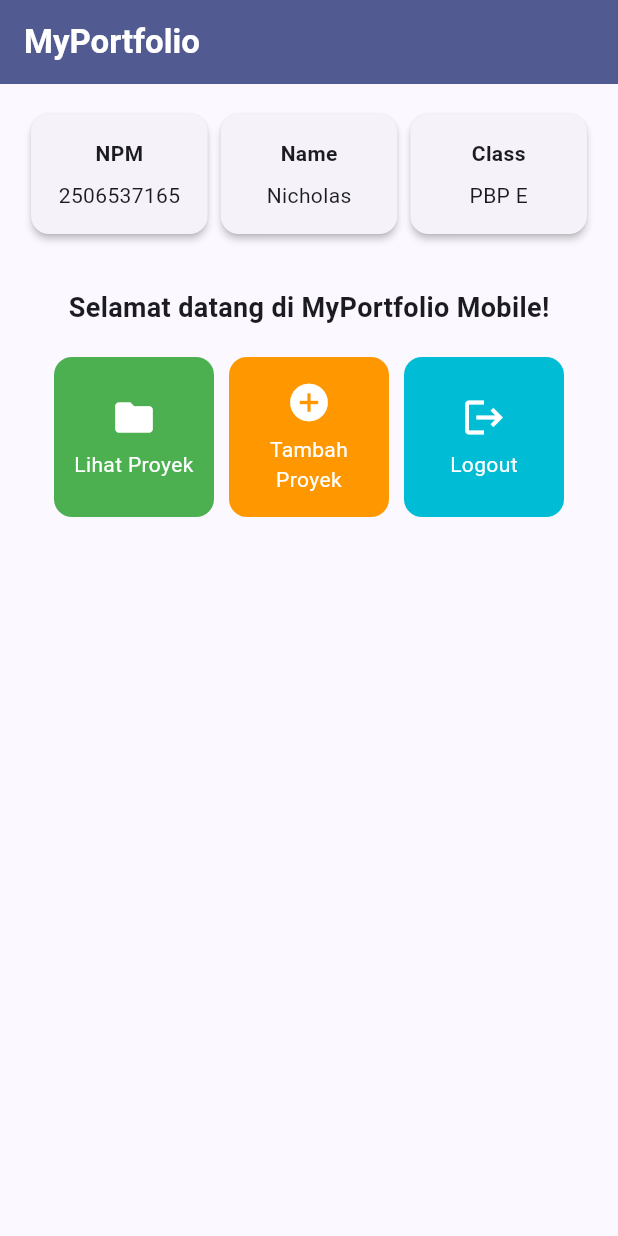
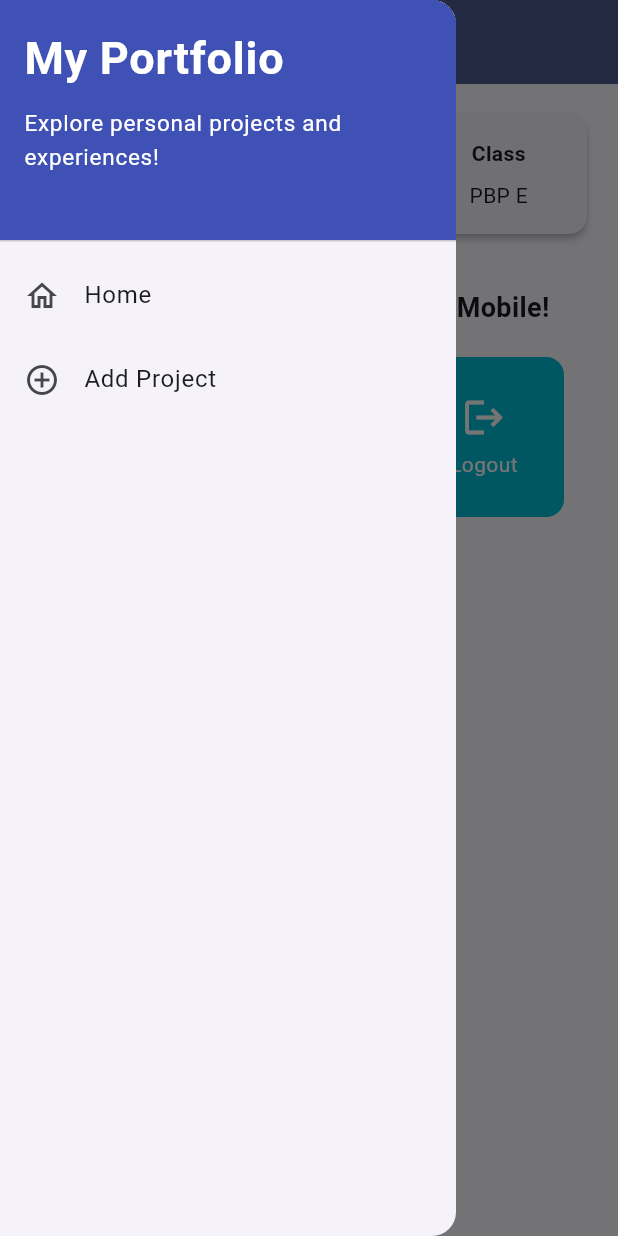
Before and after one commit to NicoNi-Yue/myportofolio_mobile, a Flutter app: the screen it shows after launch, with the side drawer open (before the commit the screen has no drawer), on a phone screen of 412 x 824 dp. Run offline on Flutter 3.47's test engine with Material 3 defaults, Android fonts, the phone set to English and light mode, and no system bars; our stand-ins replace material_ui.

Commit message:
feat: update flutter version, add drawer, project form

```diff
--- a/lib/main.dart
+++ b/lib/main.dart
@@ -1,5 +1,5 @@
-import 'package:flutter/material.dart';
-import 'package:myportofolio_mobile/menu.dart';
+import 'package:material_ui/material_ui.dart';
+import 'package:myportofolio_mobile/screens/menu.dart';
 
 void main() {
   runApp(const MyApp());
--- a/lib/menu.dart
+++ b/lib/screens/menu.dart
@@ -1,4 +1,6 @@
-import 'package:flutter/material.dart';
+import 'package:material_ui/material_ui.dart';
+import 'package:myportofolio_mobile/widgets/left_drawer.dart';
+import 'package:myportofolio_mobile/widgets/project_card.dart';
 
 class MyHomePage extends StatelessWidget {
   MyHomePage({super.key});
@@ -28,6 +30,7 @@ class MyHomePage extends StatelessWidget {
         ),
         backgroundColor: Theme.of(context).colorScheme.primary,
       ),
+      drawer: const LeftDrawer(),
       // Body halaman utama dengan padding di sekelilingnya.
       body: Padding(
         padding: const EdgeInsets.all(16.0),
@@ -123,50 +126,3 @@ class ItemHomepage {
 
   ItemHomepage(this.name, this.icon, this.color);
 }
-
-class ItemCard extends StatelessWidget {
-  final ItemHomepage item;
-
-  const ItemCard(this.item, {super.key});
-
-  @override
-  Widget build(BuildContext context) {
-    return Material(
-      // Menggunakan warna sekunder dari skema tema aplikasi.
-      color: item.color,
-      borderRadius: BorderRadius.circular(12),
-      child: InkWell(
-        // Aksi ketika kartu ditekan oleh pengguna.
-        onTap: () {
-          // Menampilkan SnackBar dengan pesan interaktif.
-          ScaffoldMessenger.of(context)
-            ..hideCurrentSnackBar()
-            ..showSnackBar(
-              SnackBar(content: Text("Kamu telah menekan tombol ${item.name}!"))
-            );
-        },
-        child: Container(
-          padding: const EdgeInsets.all(8),
-          child: Center(
-            child: Column(
-              mainAxisAlignment: MainAxisAlignment.center,
-              children: [
-                Icon(
-                  item.icon,
-                  color: Colors.white,
-                  size: 30.0,
-                ),
-                const Padding(padding: EdgeInsets.all(3)),
-                Text(
-                  item.name,
-                  textAlign: TextAlign.center,
-                  style: const TextStyle(color: Colors.white),
-                ),
-              ],
-            ),
-          ),
-        ),
-      ),
-    );
-  }
-}
--- /dev/null
+++ b/lib/widgets/left_drawer.dart
@@ -0,0 +1,70 @@
+import 'package:material_ui/material_ui.dart';
+import 'package:myportofolio_mobile/screens/menu.dart';
+import 'package:myportofolio_mobile/screens/project_form.dart';
+
+class LeftDrawer extends StatelessWidget {
+  const LeftDrawer({super.key});
+
+  @override
+  Widget build(BuildContext context) {
+    return Drawer(
+      child: ListView(
+        children: [
+          const DrawerHeader(
+            decoration: BoxDecoration(
+              color: Colors.indigo,
+            ),
+            child: Column(
+              crossAxisAlignment: CrossAxisAlignment.start,
+              children: [
+                Text(
+                  'My Portfolio',
+                  style: TextStyle(
+                    fontSize: 30,
+                    fontWeight: FontWeight.bold,
+                    color: Colors.white,
+                  ),
+                ),
+                SizedBox(height: 10),
+                Text(
+                  'Explore personal projects and experiences!',
+                  style: TextStyle(
+                    fontSize: 15,
+                    color: Colors.white,
+                  ),
+                ),
+              ],
+            ),
+          ),
+          // TODO: Bagian routing
+          ListTile(
+            leading: const Icon(Icons.home_outlined),
+            title: const Text('Home'),
+            // Navigasi ke halaman utama portofolio
+            onTap: () {
+              Navigator.pushReplacement(
+                context,
+                MaterialPageRoute(
+                  builder: (context) => MyHomePage(),
+                ),
+              );
+            },
+          ),
+          ListTile(
+            leading: const Icon(Icons.add_circle_outline),
+            title: const Text('Add Project'),
+            // Navigasi ke halaman tambah proyek
+            onTap: () {
+              Navigator.push(
+                context,
+                  MaterialPageRoute(
+                    builder: (context) => const ProjectFormPage(),
+                  ),
+                );
+            },
+          ),
+        ],
+      ),
+    );
+  }
+}
--- /dev/null
+++ b/lib/widgets/project_card.dart
@@ -0,0 +1,63 @@
+import 'package:material_ui/material_ui.dart';
+import 'package:myportofolio_mobile/screens/menu.dart';
+import 'package:myportofolio_mobile/screens/project_form.dart';
+
+class ItemCard extends StatelessWidget {
+  final ItemHomepage item;
+
+  const ItemCard(this.item, {super.key});
+
+  @override
+  Widget build(BuildContext context) {
+    return Material(
+      // Menggunakan warna sekunder dari skema tema aplikasi.
+      color: item.color,
+      borderRadius: BorderRadius.circular(12),
+      child: InkWell(
+        // Aksi ketika kartu ditekan oleh pengguna.
+        onTap: () {
+          // Memunculkan SnackBar ketika diklik
+          ScaffoldMessenger.of(context)
+            ..hideCurrentSnackBar()
+            ..showSnackBar(
+              SnackBar(
+                content: Text("Kamu telah menekan tombol ${item.name}!"),
+              ),
+            );
+
+          // Navigate ke halaman yang sesuai
+          if (item.name == "Tambah Proyek") {
+            // TODO: Gunakan Navigator.push() untuk melakukan navigasi ke MaterialPageRoute yang mencakup ProjectFormPage
+            Navigator.push(
+              context,
+                MaterialPageRoute(
+                  builder: (context) => const ProjectFormPage(),
+                ),
+              );
+          }
+        },
+        child: Container(
+          padding: const EdgeInsets.all(8),
+          child: Center(
+            child: Column(
+              mainAxisAlignment: MainAxisAlignment.center,
+              children: [
+                Icon(
+                  item.icon,
+                  color: Colors.white,
+                  size: 30.0,
+                ),
+                const Padding(padding: EdgeInsets.all(3)),
+                Text(
+                  item.name,
+                  textAlign: TextAlign.center,
+                  style: const TextStyle(color: Colors.white),
+                ),
+              ],
+            ),
+          ),
+        ),
+      ),
+    );
+  }
+}
--- a/pubspec.yaml
+++ b/pubspec.yaml
@@ -34,6 +34,7 @@ dependencies:
   # The following adds the Cupertino Icons font to your application.
   # Use with the CupertinoIcons class for iOS style icons.
   cupertino_icons: ^1.0.8
+  material_ui: ^1.11.1
 
 dev_dependencies:
   flutter_test:
```
Also changed, not shown: form_sample/analysis_options.yaml (added, +38 -0 lines), form_sample/lib/main.dart (added, +64 -0 lines), form_sample/pubspec.yaml (added, +89 -0 lines), lib/screens/project_form.dart (added, +216 -0 lines), form_sample/pubspec.lock (added), pubspec.lock, 125 other files.
